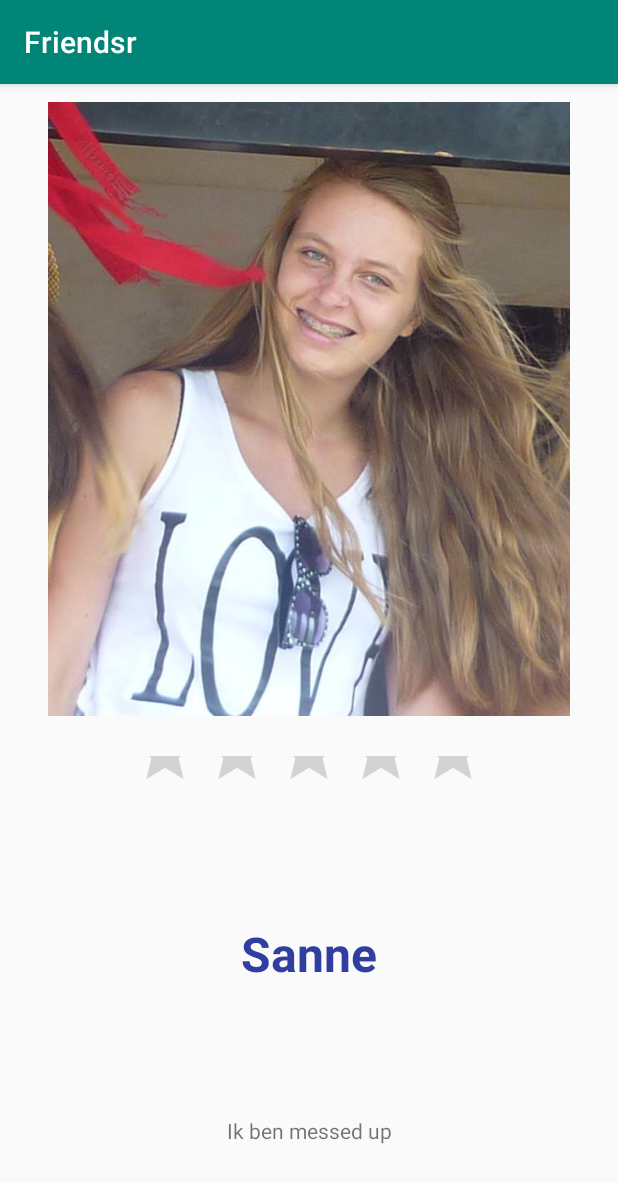
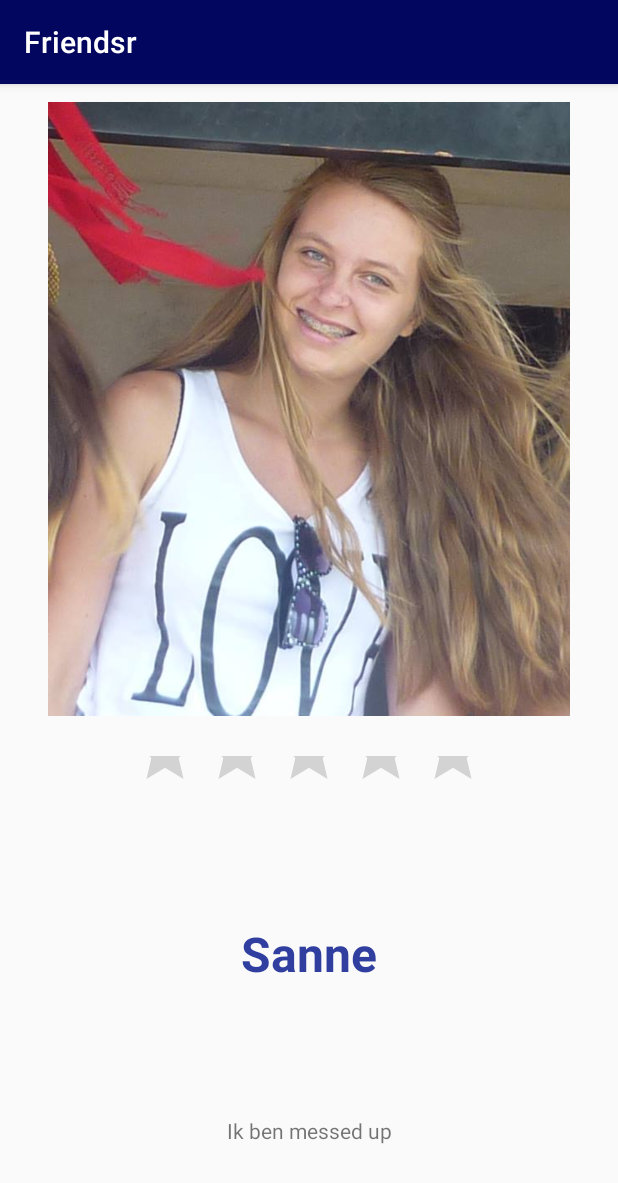
Before and after one commit to johandiepstraten/Friendsr, an Android app: the screen it shows after launch (ProfileActivity), after a tap on "Sanne", on a phone screen of 412 x 824 dp. Shown: the top 1183 px of the screen. Run offline under Robolectric (Android 15) with nearby library versions, the phone set to English and light mode, and no system bars.

Commit message:
Final Project update

```diff
--- a/app/src/main/res/layout/activity_main.xml
+++ b/app/src/main/res/layout/activity_main.xml
@@ -20,10 +20,10 @@
     <GridView
         android:id="@+id/gridview"
         android:layout_width="match_parent"
-        android:layout_height="match_parent"
+        android:layout_height="wrap_content"
         android:columnWidth="150dp"
         android:numColumns="auto_fit"
-        android:paddingTop="12dp"
-        android:paddingBottom="12dp"
+        android:paddingTop="0dp"
+        android:paddingBottom="0dp"
         tools:stretchMode="columnWidth" />
 </LinearLayout>
--- a/app/src/main/res/values/colors.xml
+++ b/app/src/main/res/values/colors.xml
@@ -1,6 +1,6 @@
 <?xml version="1.0" encoding="utf-8"?>
 <resources>
-    <color name="colorPrimary">#008577</color>
-    <color name="colorPrimaryDark">#00574B</color>
-    <color name="colorAccent">#D81B60</color>
+    <color name="colorPrimary">#03065e</color>
+    <color name="colorPrimaryDark">#03065e</color>
+    <color name="colorAccent">#f2bf19</color>
 </resources>
```
